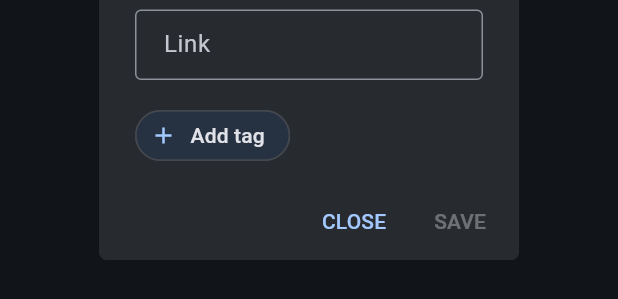
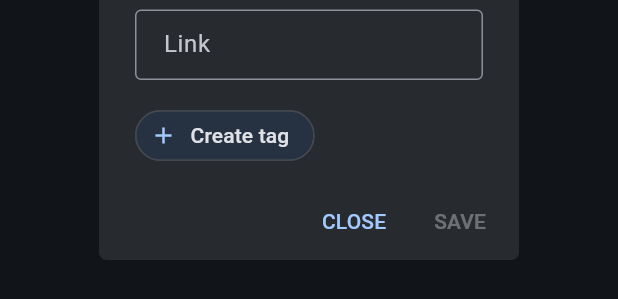
Before and after one commit to siddharthroy12/timebrew, a Flutter app: the CreateTaskDialog widget shown alone on an empty page, opened directly, on a phone screen of 412 x 824 dp. Shown: the part 589-888 px from the top of the screen. Run offline on Flutter 3.47's test engine with Material 2 defaults, Android fonts, the phone set to English and light mode, and no system bars; drawn by our look-alikes of dynamic_color; our stand-ins replace animated_flip_counter, file_picker, fl_chart, isar, permission_handler, syncfusion_flutter_charts; missing offline and left inert: context_menus; accounts and stored records are empty; generated files the repository leaves out were written again.

Commit message:
Fixed bug

```diff
--- a/lib/popups/create_task.dart
+++ b/lib/popups/create_task.dart
@@ -154,7 +154,7 @@ class _CreateTaskDialogState extends State<CreateTaskDialog> {
                     color: MaterialStateProperty.resolveWith((states) {
                       return Theme.of(context).colorScheme.onSecondary;
                     }),
-                    label: const Text('Add tag'),
+                    label: const Text('Create tag'),
                     avatar: const Icon(Icons.add),
                     onPressed: () {
                       showDialog<void>(
```
Also changed, not shown: lib/main.dart (+4 -3 lines).
